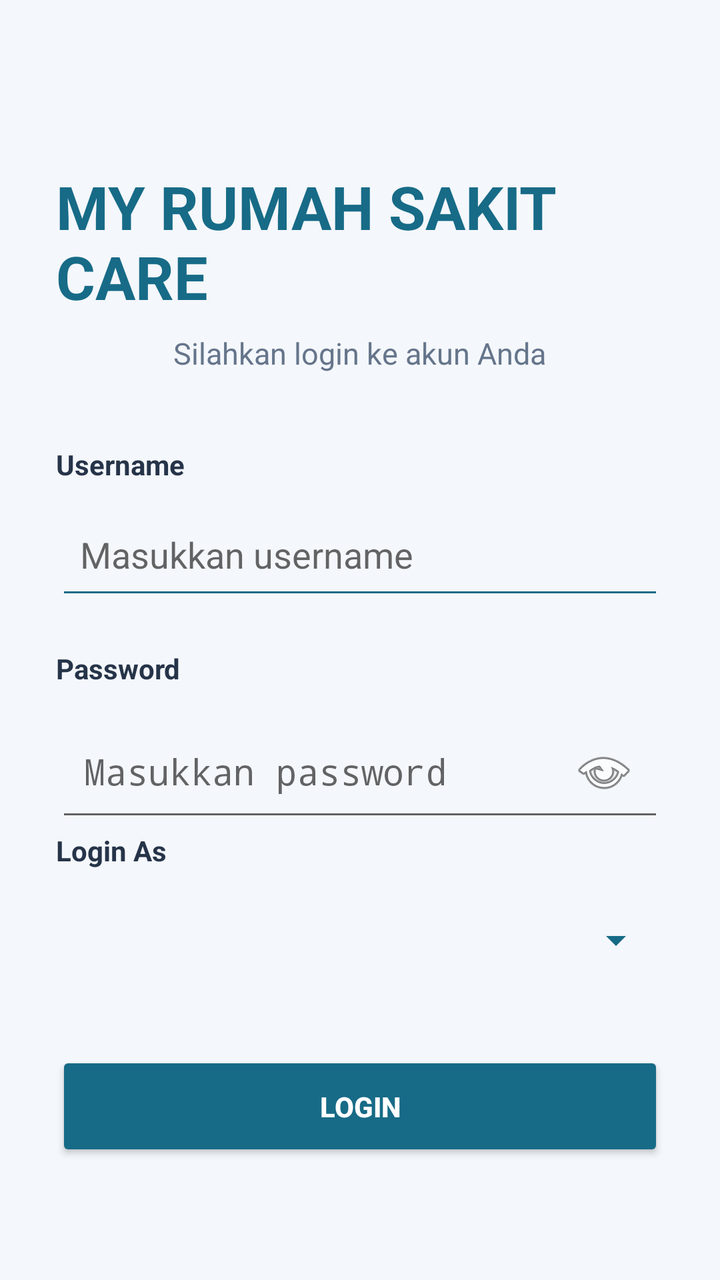
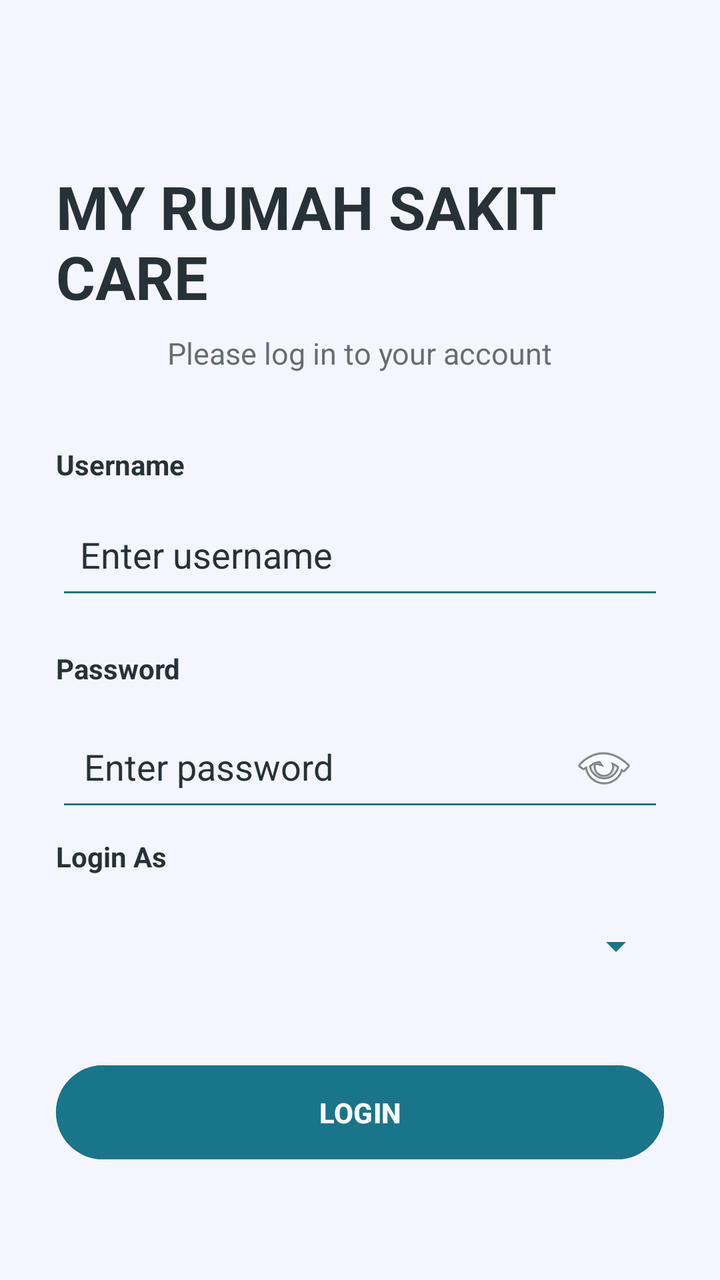

Screens rendered from an Android XML layout before and after an edit, with the pre-edit source and the edit as a unified diff.
<!-- AndroidManifest.xml: application theme Theme.Dokter2an -->
<!-- res/layout/activity_login.xml -->
<?xml version="1.0" encoding="utf-8"?>
<ScrollView xmlns:android="http://schemas.android.com/apk/res/android"
    android:layout_width="match_parent"
    android:layout_height="match_parent"
    android:fillViewport="true"
    android:background="#F4F7FB">

    <LinearLayout
        android:layout_width="match_parent"
        android:layout_height="wrap_content"
        android:orientation="vertical"
        android:gravity="center_horizontal"
        android:padding="28dp">

        <TextView
            android:layout_width="wrap_content"
            android:layout_height="wrap_content"
            android:layout_marginTop="55dp"
            android:text="MY RUMAH SAKIT CARE"
            android:textColor="#176B87"
            android:textSize="30sp"
            android:textStyle="bold" />

        <TextView
            android:layout_width="wrap_content"
            android:layout_height="wrap_content"
            android:layout_marginTop="8dp"
            android:layout_marginBottom="36dp"
            android:text="Silahkan login ke akun Anda"
            android:textColor="#65758B"
            android:textSize="15sp" />

        <TextView
            android:layout_width="match_parent"
            android:layout_height="wrap_content"
            android:text="Username"
            android:textColor="#263449"
            android:textStyle="bold" />

        <EditText
            android:id="@+id/inputUsername"
            android:layout_width="match_parent"
            android:layout_height="55dp"
            android:layout_marginTop="8dp"
            android:layout_marginBottom="20dp"
            android:backgroundTint="#176B87"
            android:hint="Masukkan username"
            android:inputType="text"
            android:padding="12dp"
            android:singleLine="true" />

        <TextView
            android:layout_width="match_parent"
            android:layout_height="wrap_content"
            android:text="Password"
            android:textColor="#263449"
            android:textStyle="bold" />

        <EditText
            android:id="@+id/inputPassword"
            android:layout_width="match_parent"
            android:layout_height="wrap_content"
            android:layout_marginTop="12dp"
            android:hint="Masukkan password"
            android:inputType="textPassword"
            android:drawableEnd="@android:drawable/ic_menu_view"
            android:drawablePadding="12dp"
            android:padding="14dp" />

        <TextView
            android:layout_width="match_parent"
            android:layout_height="wrap_content"
            android:text="Login As"
            android:textColor="#263449"
            android:textStyle="bold" />

        <Spinner
            android:id="@+id/spinnerRole"
            android:layout_width="match_parent"
            android:layout_height="55dp"
            android:layout_marginTop="8dp"
            android:layout_marginBottom="28dp"
            android:backgroundTint="#176B87" />

        <Button
            android:id="@+id/btnLogin"
            android:layout_width="match_parent"
            android:layout_height="55dp"
            android:backgroundTint="#176B87"
            android:text="LOGIN"
            android:textColor="#FFFFFF"
            android:textStyle="bold" />

        <ProgressBar
            android:id="@+id/progressLogin"
            android:layout_width="wrap_content"
            android:layout_height="wrap_content"
            android:layout_marginTop="20dp"
            android:visibility="gone" />


    </LinearLayout>

</ScrollView>
<!-- resources referenced by this layout -->
<resources>
  <style name="Theme.Dokter2an" parent="Theme.AppCompat.Light.NoActionBar" />
</resources>

<!-- the commit's change to res/layout/activity_login.xml (unified diff, before → after) -->
@@ -3,7 +3,7 @@
     android:layout_width="match_parent"
     android:layout_height="match_parent"
     android:fillViewport="true"
-    android:background="#F4F7FB">
+    android:background="?attr/colorSurface">
 
     <LinearLayout
         android:layout_width="match_parent"
@@ -17,7 +17,7 @@
             android:layout_height="wrap_content"
             android:layout_marginTop="55dp"
             android:text="MY RUMAH SAKIT CARE"
-            android:textColor="#176B87"
+            android:textColor="?attr/colorOnSurface"
             android:textSize="30sp"
             android:textStyle="bold" />
 
@@ -26,15 +26,16 @@
             android:layout_height="wrap_content"
             android:layout_marginTop="8dp"
             android:layout_marginBottom="36dp"
-            android:text="Silahkan login ke akun Anda"
-            android:textColor="#65758B"
+            android:text="Please log in to your account"
+            android:textColor="?attr/colorOnSurface"
+            android:alpha="0.7"
             android:textSize="15sp" />
 
         <TextView
             android:layout_width="match_parent"
             android:layout_height="wrap_content"
             android:text="Username"
-            android:textColor="#263449"
+            android:textColor="?attr/colorOnSurface"
             android:textStyle="bold" />
 
         <EditText
@@ -43,8 +44,11 @@
             android:layout_height="55dp"
             android:layout_marginTop="8dp"
             android:layout_marginBottom="20dp"
-            android:backgroundTint="#176B87"
-            android:hint="Masukkan username"
+            android:backgroundTint="?attr/colorPrimary"
+            android:textColor="?attr/colorOnSurface"
+            android:textColorHint="?attr/colorOnSurface"
+            android:alpha="1"
+            android:hint="Enter username"
             android:inputType="text"
             android:padding="12dp"
             android:singleLine="true" />
@@ -53,15 +57,19 @@
             android:layout_width="match_parent"
             android:layout_height="wrap_content"
             android:text="Password"
-            android:textColor="#263449"
+            android:textColor="?attr/colorOnSurface"
             android:textStyle="bold" />
 
         <EditText
             android:id="@+id/inputPassword"
             android:layout_width="match_parent"
-            android:layout_height="wrap_content"
+            android:layout_height="55dp"
             android:layout_marginTop="12dp"
-            android:hint="Masukkan password"
+            android:layout_marginBottom="8dp"
+            android:backgroundTint="?attr/colorPrimary"
+            android:textColor="?attr/colorOnSurface"
+            android:textColorHint="?attr/colorOnSurface"
+            android:hint="Enter password"
             android:inputType="textPassword"
             android:drawableEnd="@android:drawable/ic_menu_view"
             android:drawablePadding="12dp"
@@ -71,7 +79,7 @@
             android:layout_width="match_parent"
             android:layout_height="wrap_content"
             android:text="Login As"
-            android:textColor="#263449"
+            android:textColor="?attr/colorOnSurface"
             android:textStyle="bold" />
 
         <Spinner
@@ -80,15 +88,15 @@
             android:layout_height="55dp"
             android:layout_marginTop="8dp"
             android:layout_marginBottom="28dp"
-            android:backgroundTint="#176B87" />
+            android:backgroundTint="?attr/colorPrimary" />
 
         <Button
             android:id="@+id/btnLogin"
             android:layout_width="match_parent"
             android:layout_height="55dp"
-            android:backgroundTint="#176B87"
+            android:backgroundTint="?attr/colorPrimary"
             android:text="LOGIN"
-            android:textColor="#FFFFFF"
+            android:textColor="?attr/colorOnPrimary"
             android:textStyle="bold" />
 
         <ProgressBar
@@ -98,7 +106,6 @@
             android:layout_marginTop="20dp"
             android:visibility="gone" />
 
-
     </LinearLayout>
 
 </ScrollView>
<!-- resource entries referenced after the edit -->
@@ -1,5 +1,20 @@
 <!-- resources referenced by this layout -->
 <resources>
-  <style name="Theme.Dokter2an" parent="Theme.AppCompat.Light.NoActionBar" />
+  <style name="Theme.Dokter2an" parent="Theme.Material3.DayNight.NoActionBar">
+          <item name="colorPrimary">#19758A</item>
+          <item name="colorOnPrimary">#FFFFFF</item>
+  
+          <item name="colorSecondary">#10B981</item>
+          <item name="colorOnSecondary">#FFFFFF</item>
+  
+          <item name="colorSurface">#F3F6FC</item>
+          <item name="colorOnSurface">#263238</item>
+  
+          <item name="android:windowBackground">#F3F6FC</item>
+          <item name="android:statusBarColor">#F3F6FC</item>
+          <item name="android:navigationBarColor">#F3F6FC</item>
+  
+          <item name="android:windowLightStatusBar">true</item>
+      </style>
 </resources>
 
